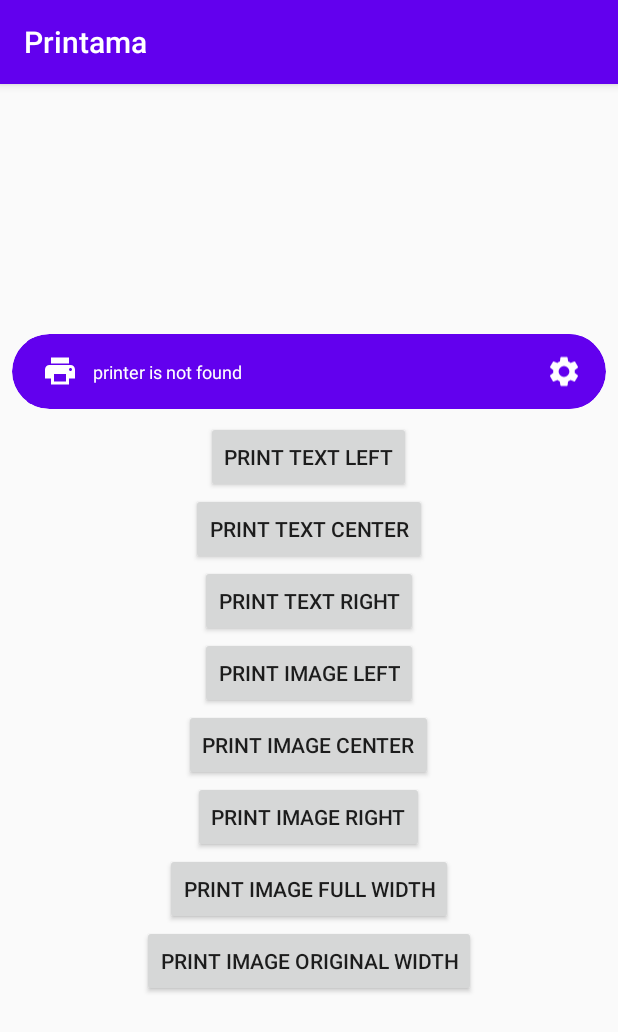
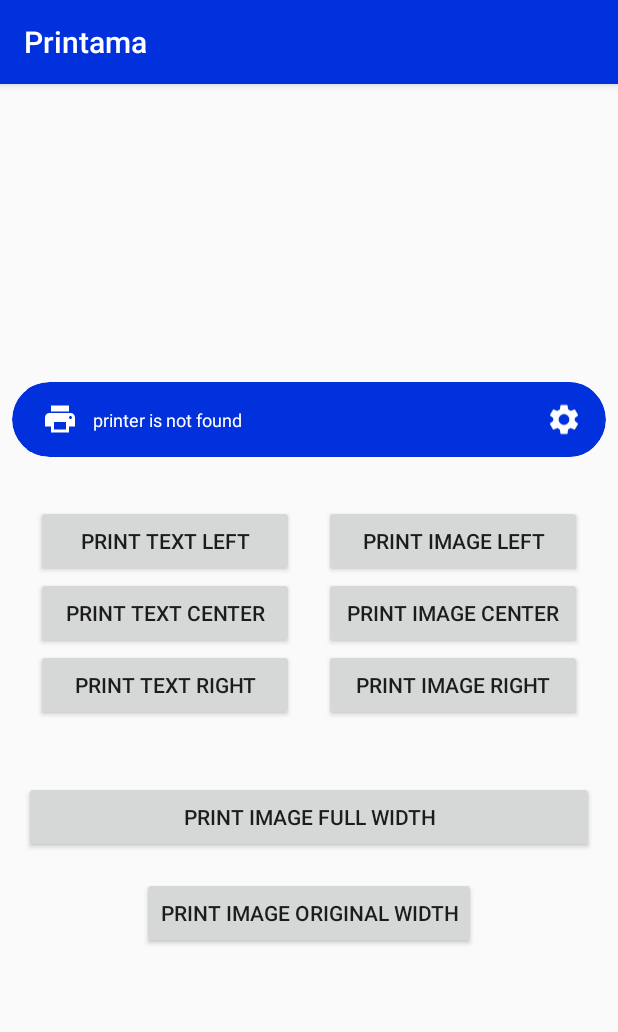
Before and after one commit to anggastudio/Printama, an Android app: the screen it shows after launch (MainActivity), on a phone screen of 412 x 824 dp. Shown: the top 1032 px of the screen. Run offline under Robolectric (Android 15) with nearby library versions, the phone set to English and light mode, and no system bars.

Commit message:
redesign buttons layout

```diff
--- a/app/src/main/res/layout/activity_main.xml
+++ b/app/src/main/res/layout/activity_main.xml
@@ -95,46 +95,74 @@
 
     </LinearLayout>
 
+    <LinearLayout
+        android:layout_width="match_parent"
+        android:layout_height="wrap_content"
+        android:orientation="horizontal"
+        android:padding="14dp">
+
+        <LinearLayout
+            android:layout_width="0dp"
+            android:layout_height="wrap_content"
+            android:layout_weight="1"
+            android:orientation="vertical"
+            android:padding="10dp">
+
             <Button
                 android:id="@+id/btn_print_text_left"
-        android:layout_width="wrap_content"
+                android:layout_width="match_parent"
                 android:layout_height="wrap_content"
                 android:text="Print Text Left" />
 
             <Button
                 android:id="@+id/btn_print_text_center"
-        android:layout_width="wrap_content"
+                android:layout_width="match_parent"
                 android:layout_height="wrap_content"
                 android:text="Print Text Center" />
 
             <Button
                 android:id="@+id/btn_print_text_right"
-        android:layout_width="wrap_content"
+                android:layout_width="match_parent"
                 android:layout_height="wrap_content"
                 android:text="Print Text Right" />
 
+        </LinearLayout>
+
+        <LinearLayout
+            android:layout_width="0dp"
+            android:layout_height="wrap_content"
+            android:layout_weight="1"
+            android:orientation="vertical"
+            android:padding="10dp">
+
             <Button
                 android:id="@+id/btn_print_image_left"
-        android:layout_width="wrap_content"
+                android:layout_width="match_parent"
                 android:layout_height="wrap_content"
                 android:text="Print Image Left" />
 
             <Button
                 android:id="@+id/btn_print_image_center"
-        android:layout_width="wrap_content"
+                android:layout_width="match_parent"
                 android:layout_height="wrap_content"
                 android:text="Print Image Center" />
 
             <Button
                 android:id="@+id/btn_print_image_right"
-        android:layout_width="wrap_content"
+                android:layout_width="match_parent"
                 android:layout_height="wrap_content"
                 android:text="Print Image Right" />
 
+        </LinearLayout>
+
+    </LinearLayout>
+
+
     <Button
         android:id="@+id/btn_print_image_full"
-        android:layout_width="wrap_content"
+        android:layout_width="match_parent"
         android:layout_height="wrap_content"
+        android:layout_margin="16dp"
         android:text="Print Image Full Width" />
 
     <Button
--- a/app/src/main/res/values/colors.xml
+++ b/app/src/main/res/values/colors.xml
@@ -1,6 +1,6 @@
 <?xml version="1.0" encoding="utf-8"?>
 <resources>
-    <color name="colorPrimary">#6200EE</color>
-    <color name="colorPrimaryDark">#3700B3</color>
-    <color name="colorAccent">#03DAC5</color>
+    <color name="colorPrimary">#0131DC</color>
+    <color name="colorPrimaryDark">#001C81</color>
+    <color name="colorAccent">#3158E8</color>
 </resources>
```
Lines whose indentation alone changed are shown as unchanged.
